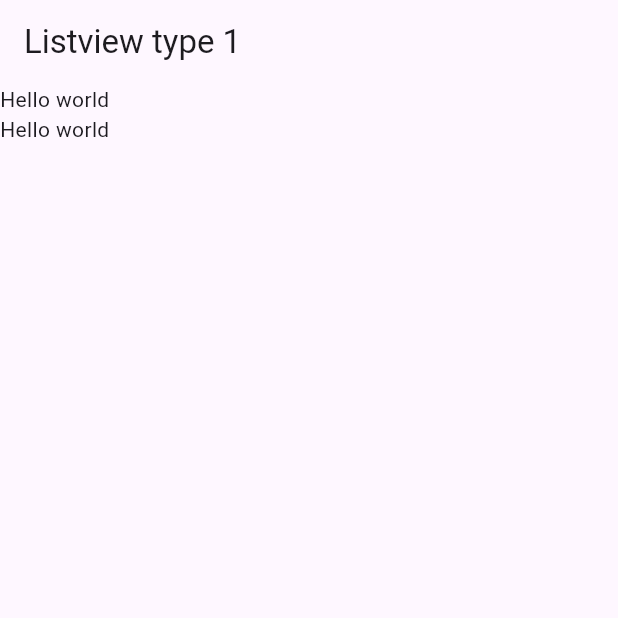
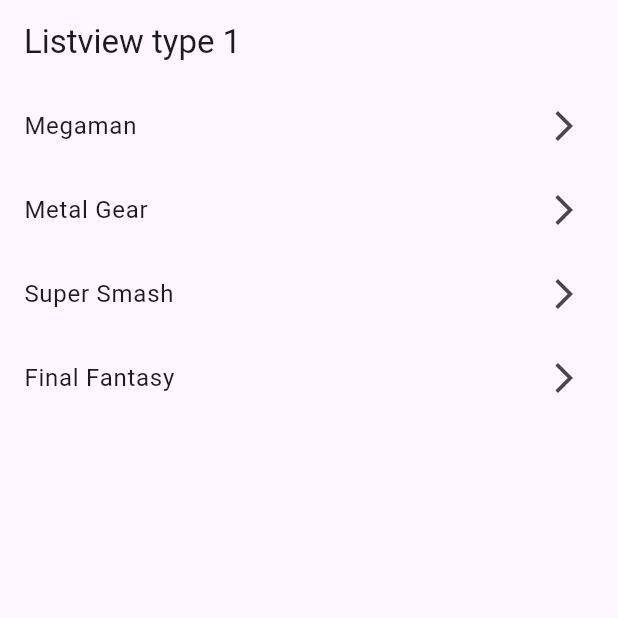
Before and after one commit to D14LB3L0/widgets-flutter, a Flutter app: the screen it shows after launch, on a phone screen of 412 x 824 dp, the top half of it. Run offline on Flutter 3.47's test engine with Material 3 defaults, Android fonts, the phone set to English and light mode, and no system bars.

Commit message:
added listTitles

```diff
--- a/lib/screens/list_view1_screen.dart
+++ b/lib/screens/list_view1_screen.dart
@@ -1,22 +1,30 @@
 import 'package:flutter/material.dart';
 
 class Listview1Screen extends StatelessWidget {
+  final options = const [
+    'Megaman',
+    'Metal Gear',
+    'Super Smash',
+    'Final Fantasy',
+  ];
 
   const Listview1Screen({super.key});
 
   @override
   Widget build(BuildContext context) {
     return Scaffold(
-      appBar: AppBar(
-        title: const Text("Listview type 1"),
-      ),
+      appBar: AppBar(title: const Text("Listview type 1")),
       body: Center(
-         child: ListView(
-          children: const[
-            Text('Hello world'),
-            Text('Hello world')
+        child: ListView(
+          children: [
+            ...options.map(
+              (game) => ListTile(
+                title: Text(game),
+                trailing: const Icon(Icons.arrow_forward_ios_outlined),
+              ),
+            )
           ],
-         )
+        ),
       ),
     );
   }
```
